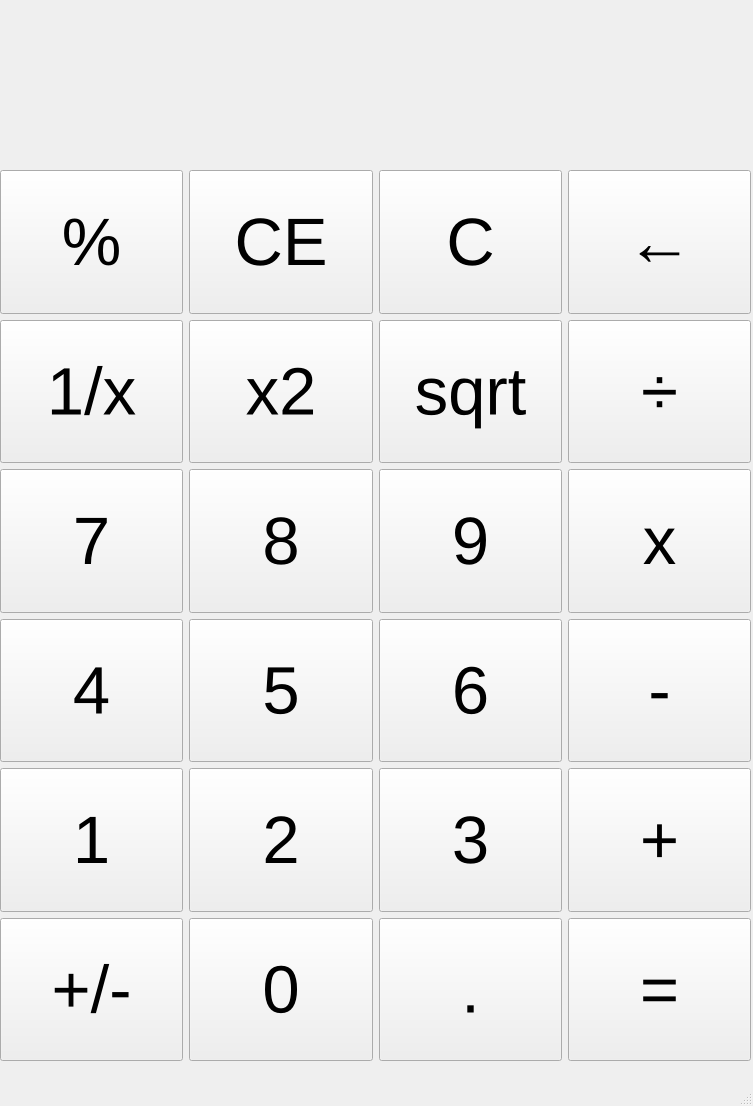
First picture: the form in Calculator/mainwindow.ui, repository Kcinnay37/Labo_AI, before the edit.
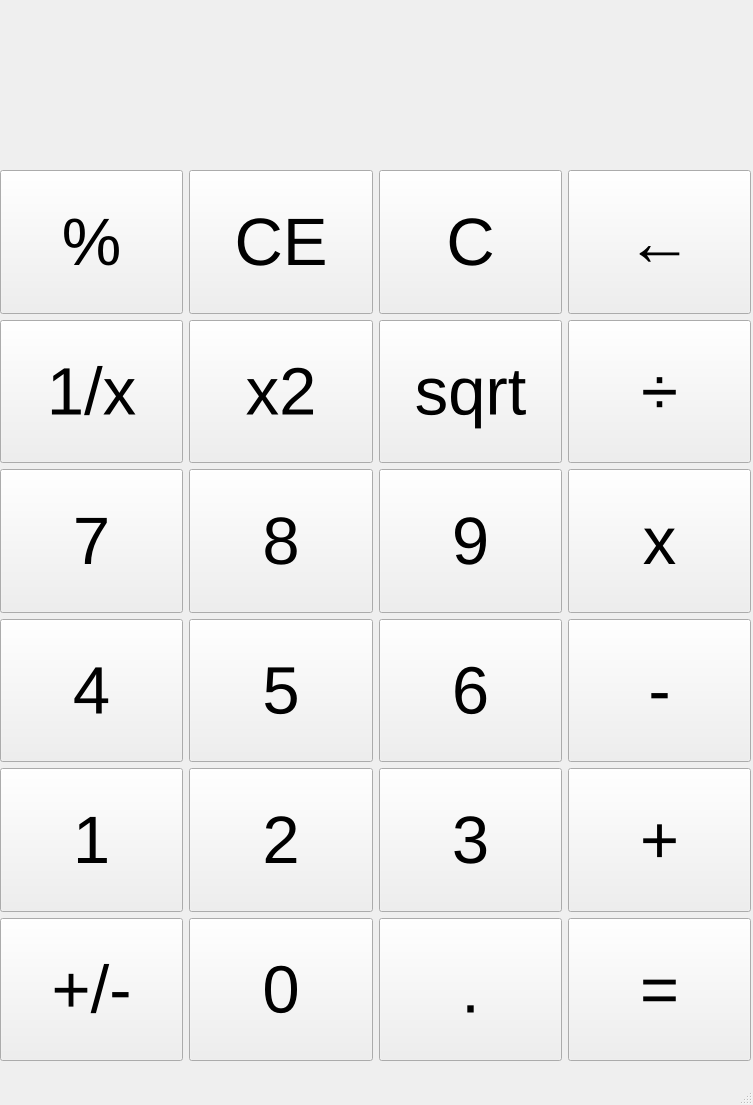
Second picture: the form after the edit.

```diff
--- a/Calculator/mainwindow.ui
+++ b/Calculator/mainwindow.ui
@@ -7,7 +7,7 @@
     <x>0</x>
     <y>0</y>
     <width>753</width>
-    <height>1106</height>
+    <height>1105</height>
    </rect>
   </property>
   <property name="windowTitle">
```
